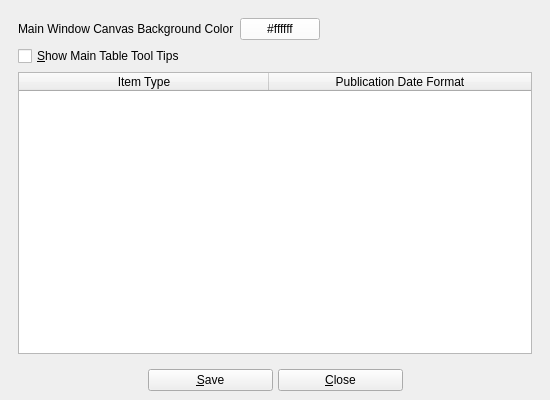
Before: the Qt Designer form UI/biblioteq_otheroptions.ui in textbrowser/biblioteq, drawn with Qt 5.
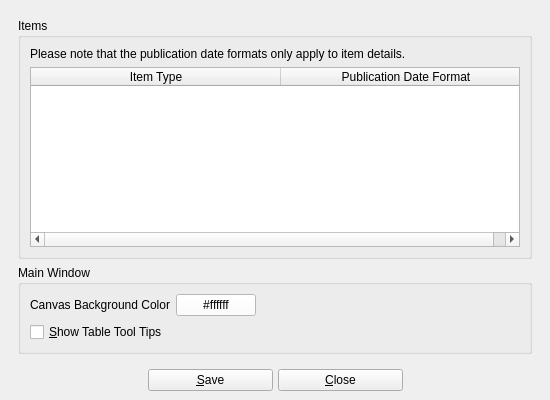
After: the same form once the commit is applied. Icons and pictures are not drawn.

Commit message: Other Options information.

Diff of the .ui file:
```diff
--- a/UI/biblioteq_otheroptions.ui
+++ b/UI/biblioteq_otheroptions.ui
@@ -33,51 +33,20 @@
          <x>0</x>
          <y>0</y>
          <width>538</width>
-         <height>344</height>
+         <height>346</height>
         </rect>
        </property>
        <layout class="QVBoxLayout" name="verticalLayout_2">
         <item>
-         <layout class="QHBoxLayout" name="horizontalLayout_2">
-          <item>
-           <widget class="QLabel" name="label_2">
-            <property name="text">
-             <string>Main Window Canvas Background Color</string>
-            </property>
-           </widget>
-          </item>
+         <widget class="QGroupBox" name="groupBox_2">
+          <property name="title">
+           <string>Items</string>
+          </property>
+          <layout class="QVBoxLayout" name="verticalLayout_4">
           <item>
-           <widget class="QPushButton" name="main_window_canvas_background_color">
-            <property name="styleSheet">
-             <string notr="true">background-color: #ffffff;</string>
-            </property>
+            <widget class="QLabel" name="label">
             <property name="text">
-             <string notr="true">#ffffff</string>
-            </property>
-           </widget>
-          </item>
-          <item>
-           <spacer name="horizontalSpacer_2">
-            <property name="orientation">
-             <enum>Qt::Horizontal</enum>
-            </property>
-            <property name="sizeHint" stdset="0">
-             <size>
-              <width>40</width>
-              <height>20</height>
-             </size>
-            </property>
-           </spacer>
-          </item>
-         </layout>
-        </item>
-        <item>
-         <widget class="QCheckBox" name="show_maintable_tooltips">
-          <property name="toolTip">
-           <string>Please reload table on value change.</string>
-          </property>
-          <property name="text">
-           <string>&amp;Show Main Table Tool Tips</string>
+              <string>Please note that the publication date formats only apply to item details.</string>
           </property>
          </widget>
         </item>
@@ -115,6 +84,62 @@
         </item>
        </layout>
       </widget>
+        </item>
+        <item>
+         <widget class="QGroupBox" name="groupBox">
+          <property name="title">
+           <string>Main Window</string>
+          </property>
+          <layout class="QVBoxLayout" name="verticalLayout_3">
+           <item>
+            <layout class="QHBoxLayout" name="horizontalLayout_2">
+             <item>
+              <widget class="QLabel" name="label_2">
+               <property name="text">
+                <string>Canvas Background Color</string>
+               </property>
+              </widget>
+             </item>
+             <item>
+              <widget class="QPushButton" name="main_window_canvas_background_color">
+               <property name="styleSheet">
+                <string notr="true">background-color: #ffffff;</string>
+               </property>
+               <property name="text">
+                <string notr="true">#ffffff</string>
+               </property>
+              </widget>
+             </item>
+             <item>
+              <spacer name="horizontalSpacer_2">
+               <property name="orientation">
+                <enum>Qt::Horizontal</enum>
+               </property>
+               <property name="sizeHint" stdset="0">
+                <size>
+                 <width>40</width>
+                 <height>20</height>
+                </size>
+               </property>
+              </spacer>
+             </item>
+            </layout>
+           </item>
+           <item>
+            <widget class="QCheckBox" name="show_maintable_tooltips">
+             <property name="toolTip">
+              <string>Please reload table on value change.</string>
+             </property>
+             <property name="text">
+              <string>&amp;Show Table Tool Tips</string>
+             </property>
+            </widget>
+           </item>
+          </layout>
+         </widget>
+        </item>
+       </layout>
+      </widget>
      </widget>
     </item>
     <item>
```
Left out of the diff: 2 changed lines with no effect on the pictures. Lines whose indentation alone changed are shown as unchanged.
